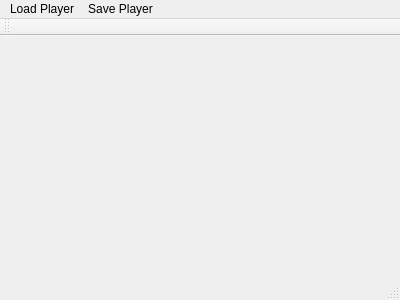
First picture: the form in mainwindow.ui, repository murfalo/RogueEdit, before the edit.
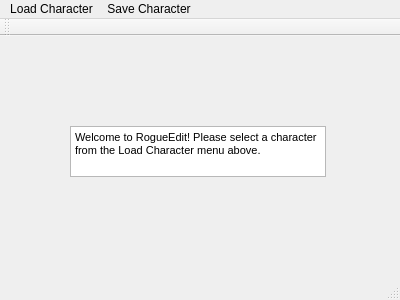
Second picture: the form after the edit.

Commit message: List character names under "Load Character"

The edit to the form file:
```diff
--- a/mainwindow.ui
+++ b/mainwindow.ui
@@ -13,7 +13,25 @@
   <property name="windowTitle">
    <string>MainWindow</string>
   </property>
-  <widget class="QWidget" name="centralWidget"/>
+  <widget class="QWidget" name="centralWidget">
+   <widget class="QTextBrowser" name="textBrowser">
+    <property name="geometry">
+     <rect>
+      <x>70</x>
+      <y>90</y>
+      <width>256</width>
+      <height>51</height>
+     </rect>
+    </property>
+    <property name="html">
+     <string>&lt;!DOCTYPE HTML PUBLIC &quot;-//W3C//DTD HTML 4.0//EN&quot; &quot;http://www.w3.org/TR/REC-html40/strict.dtd&quot;&gt;
+&lt;html&gt;&lt;head&gt;&lt;meta name=&quot;qrichtext&quot; content=&quot;1&quot; /&gt;&lt;style type=&quot;text/css&quot;&gt;
+p, li { white-space: pre-wrap; }
+&lt;/style&gt;&lt;/head&gt;&lt;body style=&quot; font-family:'MS Shell Dlg 2'; font-size:8.25pt; font-weight:400; font-style:normal;&quot;&gt;
+&lt;p style=&quot; margin-top:0px; margin-bottom:0px; margin-left:0px; margin-right:0px; -qt-block-indent:0; text-indent:0px;&quot;&gt;&lt;span style=&quot; font-size:8pt;&quot;&gt;Welcome to RogueEdit! Please select a character from the Load Character menu above.&lt;/span&gt;&lt;/p&gt;&lt;/body&gt;&lt;/html&gt;</string>
+    </property>
+   </widget>
+  </widget>
   <widget class="QMenuBar" name="menuBar">
    <property name="geometry">
     <rect>
@@ -23,17 +41,17 @@
      <height>21</height>
     </rect>
    </property>
-   <widget class="QMenu" name="menuCharacter">
+   <widget class="QMenu" name="menuLoad_Character">
     <property name="title">
-     <string>Load Player</string>
+     <string>Load Character</string>
     </property>
    </widget>
    <widget class="QMenu" name="menuSave_Player">
     <property name="title">
-     <string>Save Player</string>
+     <string>Save Character</string>
     </property>
    </widget>
-   <addaction name="menuCharacter"/>
+   <addaction name="menuLoad_Character"/>
    <addaction name="menuSave_Player"/>
   </widget>
   <widget class="QToolBar" name="mainToolBar">
```
Left out of the diff: 10 changed lines with no effect on the pictures. The commit also changes 5 other files.
